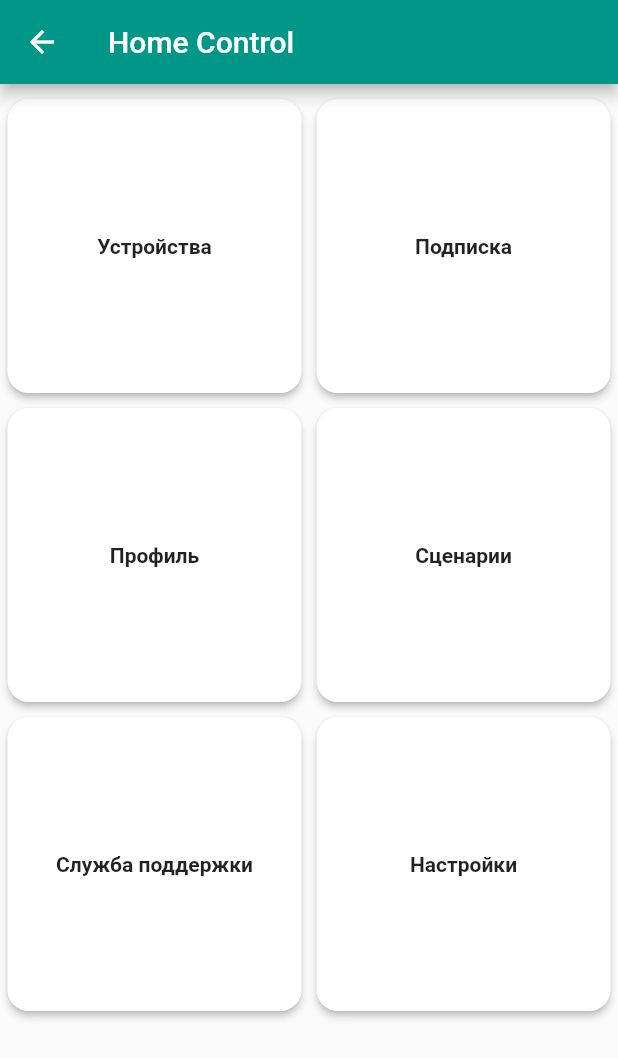
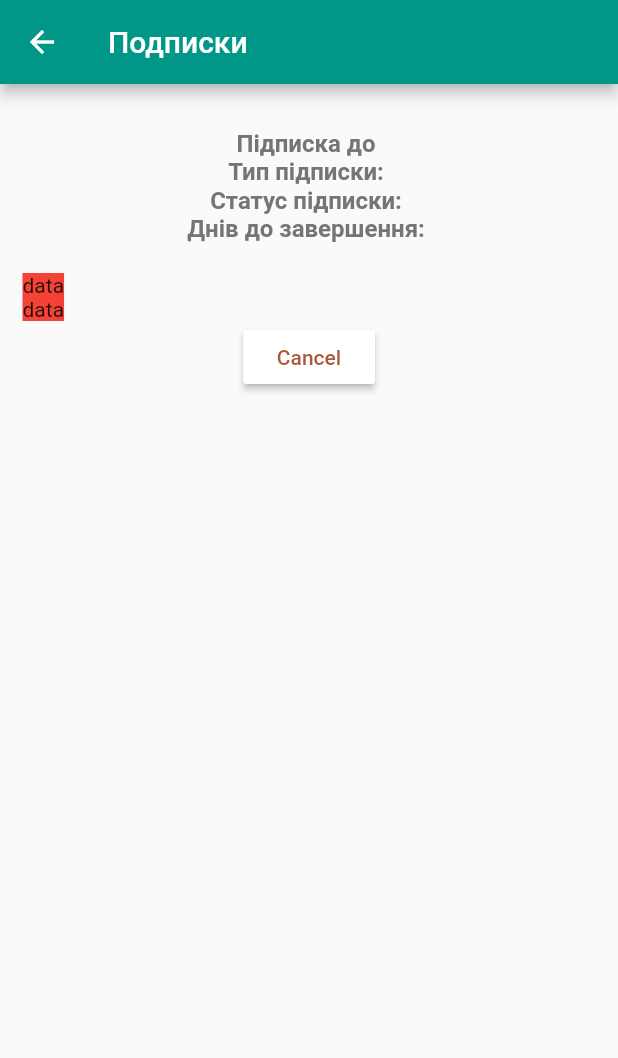
Before and after one commit to VladimirKorobeynik/HomeControlMobile, a Flutter app: the MainMenu screen opened directly with empty values, after a tap on "Подписка", on a phone screen of 412 x 824 dp. Shown: the top 1058 px of the screen. Run offline on Flutter 3.47's test engine with Material 2 defaults, Android fonts, the phone set to English and light mode, and no system bars.

Commit message:
Created structure devices screen

```diff
--- a/lib/Authorization.dart
+++ b/lib/Authorization.dart
@@ -1,9 +1,7 @@
 import 'dart:convert';
-import 'dart:developer';
 import 'package:http/http.dart' as http;
 
 import 'package:flutter/material.dart';
-import 'package:flutter/foundation.dart';
 import 'package:flutter/cupertino.dart';
 import 'package:Home_Control/Registration.dart';
 import 'package:Home_Control/MainMenu.dart';
--- /dev/null
+++ b/lib/Devices.dart
@@ -0,0 +1,24 @@
+import 'package:flutter/material.dart';
+import 'package:Home_Control/Parts/Block.dart';
+
+//Main widget Profile
+class Devices extends StatelessWidget {
+  @override
+  Widget build(BuildContext context) {
+    return Scaffold(
+      appBar: AppBar(
+        title: Text(
+          "Устройства",
+          textAlign: TextAlign.center,
+        ),
+        backgroundColor: Colors.teal,
+      ),
+      body: Container(
+        padding: EdgeInsets.only(top: 30, left: 15, right: 15),
+        child: Column(
+          children: <Widget>[],
+        ),
+      ),
+    );
+  }
+}
--- a/lib/MainMenu.dart
+++ b/lib/MainMenu.dart
@@ -2,6 +2,8 @@ import 'package:flutter/material.dart';
 import 'package:flutter/rendering.dart';
 import 'package:Home_Control/Profile.dart';
 import 'package:Home_Control/Settings.dart';
+import 'package:Home_Control/Subscription.dart';
+import 'package:Home_Control/Devices.dart';
 
 class MainMenu extends StatelessWidget {
   String login;
@@ -45,7 +47,10 @@ class MainMenu extends StatelessWidget {
                   shape: RoundedRectangleBorder(
                     borderRadius: BorderRadius.circular(14.0),
                   ),
-                  onPressed: () {},
+                  onPressed: () {
+                    Navigator.push(context,
+                        MaterialPageRoute(builder: (context) => Devices()));
+                  },
                 ),
               ),
               Padding(
@@ -62,7 +67,12 @@ class MainMenu extends StatelessWidget {
                   shape: RoundedRectangleBorder(
                     borderRadius: BorderRadius.circular(14.0),
                   ),
-                  onPressed: () {},
+                  onPressed: () {
+                    Navigator.push(
+                        context,
+                        MaterialPageRoute(
+                            builder: (context) => Subscription()));
+                  },
                 ),
               ),
               Padding(
--- /dev/null
+++ b/lib/Parts/Block.dart
@@ -0,0 +1,34 @@
+import 'package:flutter/material.dart';
+
+//Widget Block
+class Block extends StatelessWidget {
+  Padding elem;
+  double heightBlock;
+
+  Block(double heightBlock, Padding elem) {
+    this.elem = elem;
+    this.heightBlock = heightBlock;
+  }
+
+  @override
+  Widget build(BuildContext context) {
+    return Container(
+      height: heightBlock,
+      // constraints: BoxConstraints.expand(),
+      decoration: BoxDecoration(
+        borderRadius: BorderRadius.circular(12.0),
+        color: Colors.white,
+        boxShadow: <BoxShadow>[
+          BoxShadow(
+            color: Colors.grey,
+            offset: Offset.zero,
+            blurRadius: 4.0,
+            spreadRadius: 0.0,
+          )
+        ],
+      ),
+      margin: EdgeInsets.only(bottom: 20),
+      child: elem,
+    );
+  }
+}
--- a/lib/Profile.dart
+++ b/lib/Profile.dart
@@ -1,4 +1,5 @@
 import 'package:flutter/material.dart';
+import 'package:Home_Control/Parts/Block.dart';
 
 //Main widget Profile
 class Profile extends StatelessWidget {
@@ -151,38 +152,6 @@ class ProfileBody extends StatelessWidget {
   }
 }
 
-//Widget Block
-class Block extends StatelessWidget {
-  Padding elem;
-  double heightBlock;
-
-  Block(double heightBlock, Padding elem) {
-    this.elem = elem;
-    this.heightBlock = heightBlock;
-  }
-
-  @override
-  Widget build(BuildContext context) {
-    return Container(
-      height: heightBlock,
-      decoration: BoxDecoration(
-        borderRadius: BorderRadius.circular(12.0),
-        color: Colors.white,
-        boxShadow: <BoxShadow>[
-          BoxShadow(
-            color: Colors.grey,
-            offset: Offset.zero,
-            blurRadius: 4.0,
-            spreadRadius: 0.0,
-          )
-        ],
-      ),
-      margin: EdgeInsets.only(bottom: 20),
-      child: elem,
-    );
-  }
-}
-
 //Widget LineInfo
 class LineInfo extends StatelessWidget {
   String userInfo;
--- /dev/null
+++ b/lib/Subscription.dart
@@ -0,0 +1,139 @@
+import 'package:flutter/material.dart';
+import 'package:Home_Control/Parts/Block.dart';
+
+//Main widget Profile
+class Subscription extends StatelessWidget {
+  @override
+  Widget build(BuildContext context) {
+    return Scaffold(
+      appBar: AppBar(
+        title: Text(
+          "Подписки",
+          textAlign: TextAlign.center,
+        ),
+        backgroundColor: Colors.teal,
+      ),
+      body: Container(
+        width: double.infinity,
+        padding: EdgeInsets.only(top: 30, left: 15, right: 15),
+        child: Column(
+          children: [
+            Row(
+              mainAxisAlignment: MainAxisAlignment.center,
+              children: <Widget>[
+                SubscriptionHead(),
+              ],
+            ),
+            Row(
+              children: [
+                Column(
+                  children: <Widget>[
+                    SubscriptionBlock("Полугодовая подписка", 1900),
+                    SubscriptionBlock("Годовая подписка", 3800),
+                  ],
+                )
+              ],
+            ),
+            Row(
+              mainAxisAlignment: MainAxisAlignment.center,
+              children: <Widget>[
+                RaisedButton(
+                    onPressed: () {},
+                    color: Colors.white,
+                    textColor: Color.fromRGBO(170, 89, 55, 1.0),
+                    child: const Text('Cancel'))
+              ],
+            )
+          ],
+        ),
+      ),
+    );
+  }
+}
+
+//Subscription block
+class SubscriptionBlock extends StatelessWidget {
+  String subscriptionName;
+  int subscriptionPrice;
+
+  SubscriptionBlock(String name, int price) {
+    this.subscriptionName = name;
+    this.subscriptionPrice = price;
+  }
+
+  @override
+  Widget build(BuildContext context) {
+    return Container(
+      color: Colors.red,
+      child: Row(
+        children: [
+          Text("data"),
+        ],
+      ),
+    );
+  }
+}
+
+//Subscription Head
+class SubscriptionHead extends StatelessWidget {
+  @override
+  Widget build(BuildContext context) {
+    return Container(
+      margin: EdgeInsets.only(bottom: 20),
+      child: Column(
+        mainAxisAlignment: MainAxisAlignment.spaceAround,
+        children: [
+          Row(
+            children: [
+              Text(
+                "Підписка до ",
+                style: TextStyle(
+                  color: Colors.grey[600],
+                  fontSize: 16,
+                  fontWeight: FontWeight.bold,
+                ),
+                textAlign: TextAlign.left,
+              ),
+            ],
+          ),
+          Row(
+            children: [
+              Text(
+                "Тип підписки: ",
+                style: TextStyle(
+                  color: Colors.grey[600],
+                  fontSize: 16,
+                  fontWeight: FontWeight.bold,
+                ),
+              ),
+            ],
+          ),
+          Row(
+            children: [
+              Text(
+                "Статус підписки: ",
+                style: TextStyle(
+                  color: Colors.grey[600],
+                  fontSize: 16,
+                  fontWeight: FontWeight.bold,
+                ),
+              ),
+            ],
+          ),
+          Row(
+            children: [
+              Text(
+                "Днів до завершення: ",
+                style: TextStyle(
+                  color: Colors.grey[600],
+                  fontSize: 16,
+                  fontWeight: FontWeight.bold,
+                ),
+              ),
+            ],
+          ),
+        ],
+      ),
+    );
+  }
+}
--- a/lib/main.dart
+++ b/lib/main.dart
@@ -7,7 +7,7 @@ class HomeControl extends StatelessWidget {
   @override
   Widget build(BuildContext context) {
     return MaterialApp(
-      title: 'Home Contro',
+      title: 'Home Control',
       theme: ThemeData(
         primarySwatch: Colors.teal,
       ),
```
Also changed, not shown: 10 other files.
